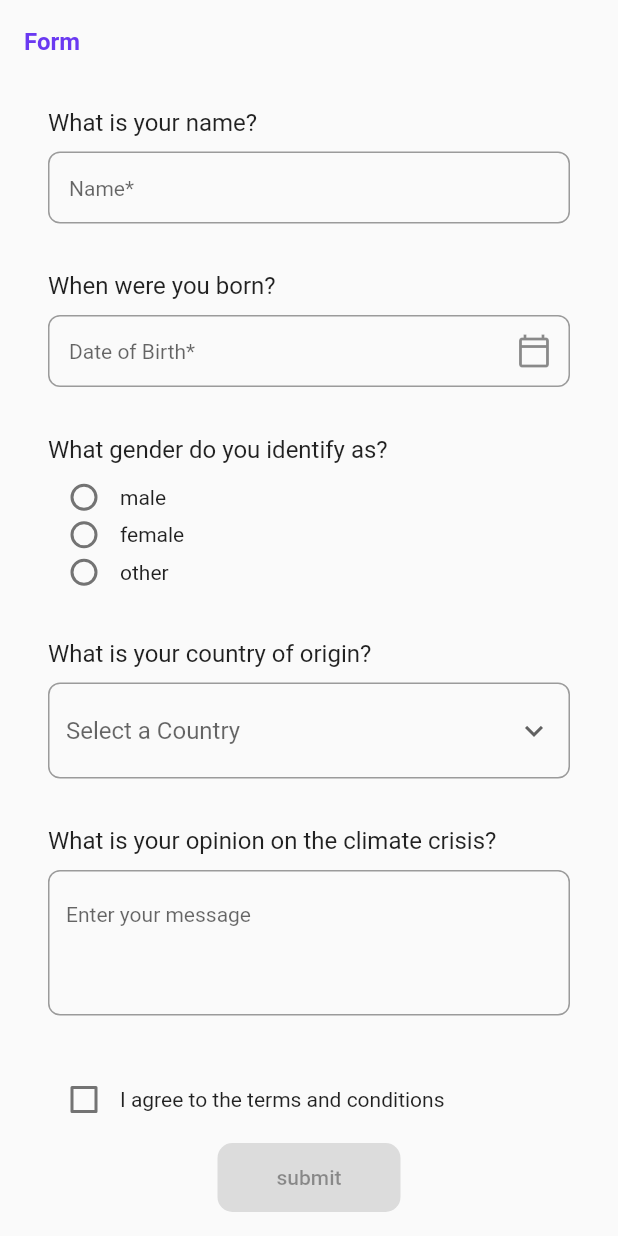
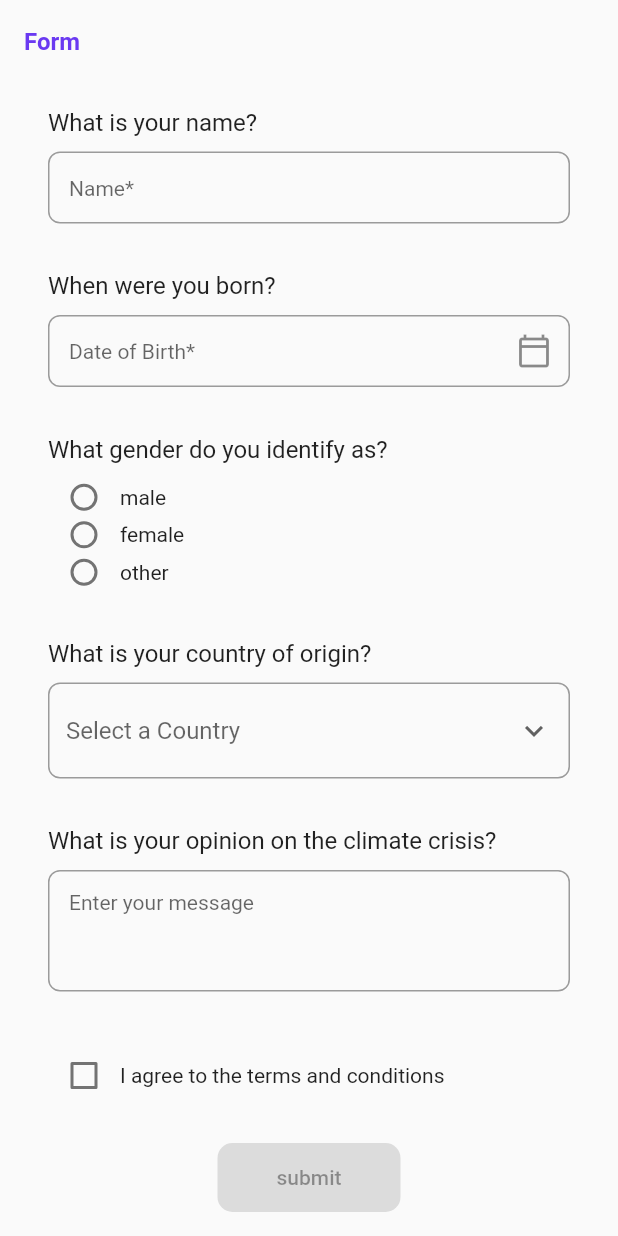
Before and after one commit to dhruva-suryadigital/Web-form, a Flutter app: the screen it shows after launch, on a phone screen of 412 x 824 dp. Run offline on Flutter 3.47's test engine with Material 2 defaults, Android fonts, the phone set to English and light mode, and no system bars; our stand-ins replace date_format.

Commit message:
Add field padding to constants

```diff
--- a/lib/constants.dart
+++ b/lib/constants.dart
@@ -57,4 +57,8 @@ class Constants {
     fontSize: 16,
     color: Color(0xff6A39F1),
   );
+  static const EdgeInsets fieldPadding = EdgeInsets.symmetric(
+    horizontal: 14,
+    vertical: 12,
+  );
 }
--- a/lib/pages/form_page.dart
+++ b/lib/pages/form_page.dart
@@ -200,10 +200,7 @@ class _FormPageState extends State<FormPage> {
         TextFormField(
           controller: nameInputController,
           decoration: const InputDecoration(
-            contentPadding: EdgeInsets.symmetric(
-              horizontal: 14,
-              vertical: 12,
-            ),
+            contentPadding: Constants.fieldPadding,
             hintText: 'Name*',
           ),
           onSaved: (value) {
@@ -239,10 +236,7 @@ class _FormPageState extends State<FormPage> {
             controller: dateInputController,
             keyboardType: TextInputType.datetime,
             decoration: const InputDecoration(
-              contentPadding: EdgeInsets.symmetric(
-                horizontal: 14,
-                vertical: 12,
-              ),
+              contentPadding: Constants.fieldPadding,
               suffixIcon: Icon(Icons.calendar_today_outlined),
               hintText: 'Date of Birth*',
             ),
@@ -300,6 +294,7 @@ class _FormPageState extends State<FormPage> {
         TextFormField(
           maxLines: 3,
           decoration: const InputDecoration(
+            contentPadding: Constants.fieldPadding,
             hintText: 'Enter your message',
           ),
           onSaved: (value) {
```
